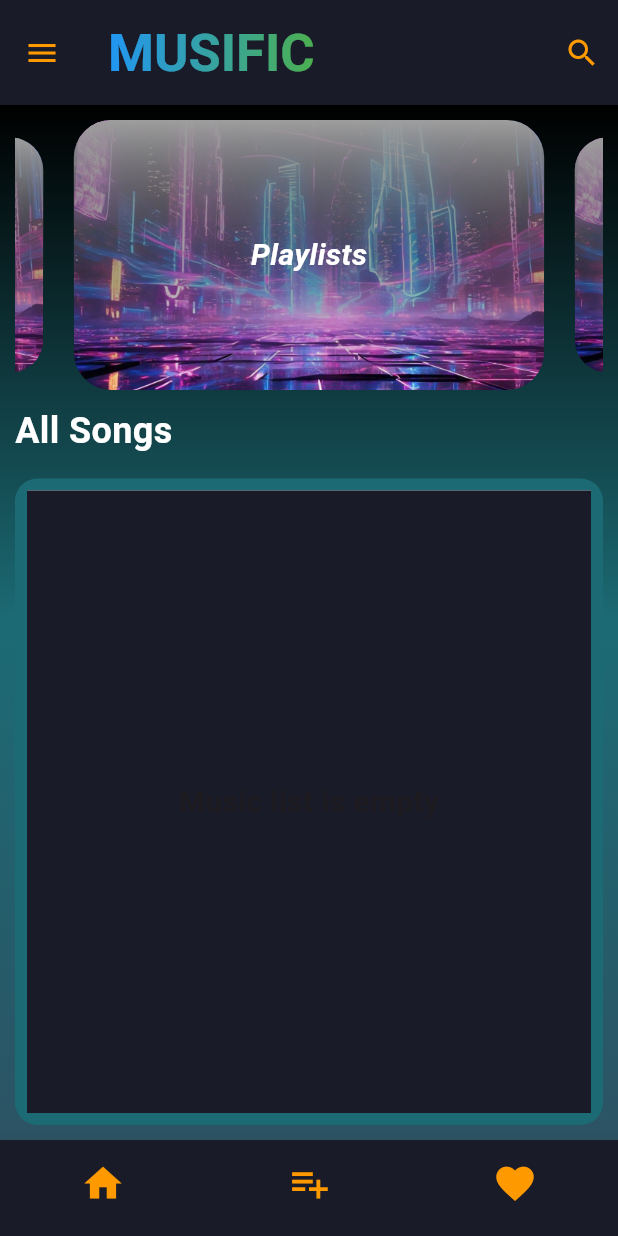
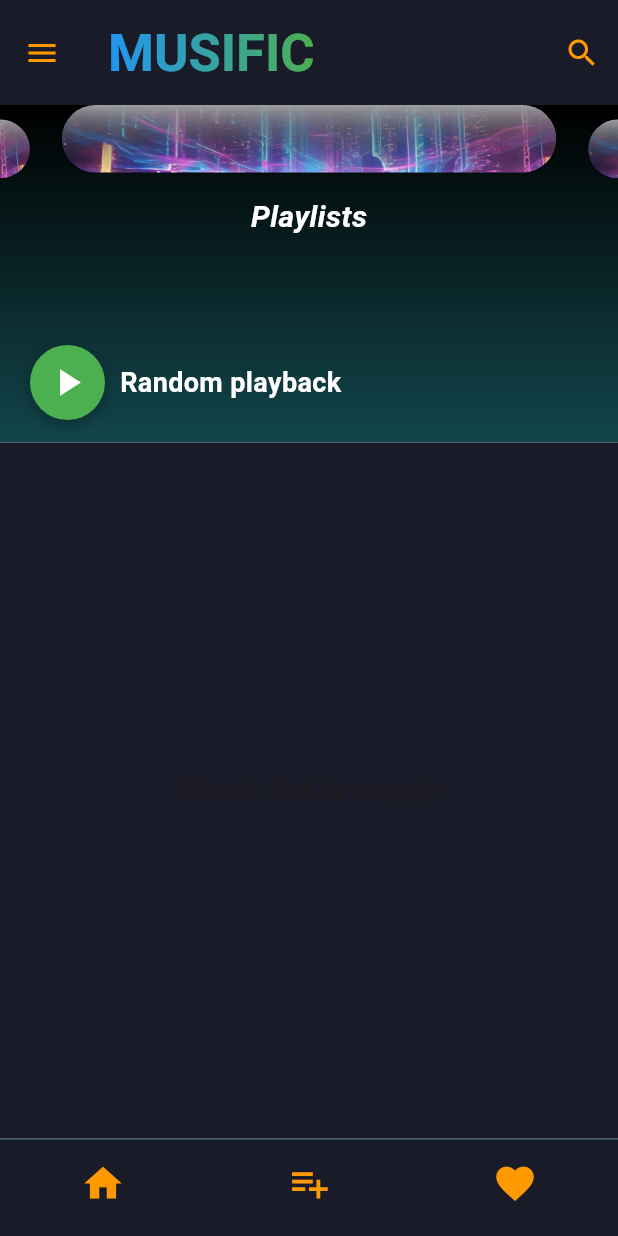
Before and after one commit to Albin2207/Music-application-first-project-, a Flutter app: the screen it shows after launch, on a phone screen of 412 x 824 dp. Run offline on Flutter 3.47's test engine with Material 3 defaults, Android fonts, the phone set to English and light mode, and no system bars; drawn by our look-alikes of carousel_slider; our stand-ins replace hive, hive_flutter, just_audio, just_audio_background, on_audio_query, popover; missing offline and left inert: equalizer_flutter_custom; accounts and stored records are empty.

Commit message:
homescreen adjustment

```diff
--- a/lib/screens/home_screen.dart
+++ b/lib/screens/home_screen.dart
@@ -1,14 +1,25 @@
+import 'dart:math';
+
 import 'package:flutter/material.dart';
 import 'package:muscify_app/Songs/all_songs.dart';
+import 'package:muscify_app/database/music_db.dart';
 import 'package:muscify_app/screens/privacy_policy.dart';
 import 'package:muscify_app/screens/search_screen.dart';
 import 'package:muscify_app/screens/termsand_conditions.dart';
 import 'package:muscify_app/widgets/all_colors.dart';
 import 'package:muscify_app/widgets/bottom_navigationbar.dart';
 import 'package:muscify_app/widgets/display_slider.dart';
+import 'package:muscify_app/screens/nowplaying_screen.dart'; // Ensure this is the correct import
 
 class HomeScreen extends StatelessWidget {
   const HomeScreen({Key? key}) : super(key: key);
+
+  // Method to get a random song
+  Music? getRandomMusic(List<Music> musicList) {
+    if (musicList.isEmpty) return null;
+    final randomIndex = Random().nextInt(musicList.length);
+    return musicList[randomIndex];
+  }
 
   @override
   Widget build(BuildContext context) {
@@ -19,11 +30,9 @@ class HomeScreen extends StatelessWidget {
             return const LinearGradient(
               begin: Alignment.centerLeft,
               end: Alignment.centerRight,
-              colors:
-              [
-
+              colors: [
                 Colors.blue,
-               Colors.green
+                Colors.green,
               ],
             ).createShader(bounds);
           },
@@ -63,7 +72,7 @@ class HomeScreen extends StatelessWidget {
               child: Icon(Icons.audiotrack,
                 color: Color.fromARGB(255, 227, 182, 19),
                 size: 80,
-             )
+              ),
             ),
             ListTile(
               title: const Text('Privacy Policy'),
@@ -85,57 +94,98 @@ class HomeScreen extends StatelessWidget {
                   builder: (context) {
                     return const AlertDialog(
                       backgroundColor: Color.fromARGB(255, 28, 107, 116),
-                 title: Text('About Musific',style: TextStyle(color:Colors.white),),
+                      title: Text('About Musific', style: TextStyle(color:Colors.white),),
                       content: Text(
                         'Musific is a Music platform where you can listen to your favorite music from your phone with easy access and segregating them by categories and more features on the way!',
-          style: TextStyle(color: Colors.white),),
+                        style: TextStyle(color: Colors.white),
+                      ),
                     );
                   },
                 );
               },
             ),
-    ]
-   )
+          ],
         ),
-      body: Container(
+      ),
+      body: Stack(
+        children: [
+          Container(
             decoration: const BoxDecoration(
               gradient: LinearGradient(
                 begin: Alignment.topCenter,
                 end: Alignment.bottomCenter,
-            colors:
-            [
+                colors: [
                   Color.fromARGB(255, 0, 0, 0),
                   Color.fromARGB(255, 28, 107, 116),
-             Color(0xFF2C5364)
+                  Color(0xFF2C5364),
                 ],
               ),
             ),
             child: Padding(
-          padding: const EdgeInsets.all(10),
+              padding: const EdgeInsets.only(bottom: 1), // Adjust bottom padding to cover the bottom navigation bar
               child: Column(
                 crossAxisAlignment: CrossAxisAlignment.stretch,
                 children: [
                   const SongSlider(),
                   const SizedBox(height: 10),
-              const Text(
-                'All Songs',
-                style: TextStyle(
-                  fontSize: 24,
-                  fontWeight: FontWeight.bold,
-                  color: Colors.white, // Text color adjusted to contrast with the gradient background
+                  // Play Random Song Button
+                  Padding(
+                    padding: const EdgeInsets.symmetric(horizontal: 20),
+                    child: Row(
+                      children: [
+                        GestureDetector(
+                          onTap: () {
+                            Music? randomMusic = getRandomMusic(songsNotifier.value);
+                            if (randomMusic != null) {
+                              Navigator.push(
+                                context,
+                                MaterialPageRoute(
+                                  builder: (context) => PlayScreen(
+                                    musicObj: randomMusic,
+                                    currentIndex: 0,
                                   ),
                                 ),
-              const SizedBox(height:15),
+                              );
+                            }
+                          },
+                          child: Container(
+                            padding: const EdgeInsets.all(10),
+                            decoration: BoxDecoration(
+                              color: Colors.green,
+                              shape: BoxShape.circle,
+                              boxShadow: [
+                                BoxShadow(
+                                  color: Colors.black.withOpacity(0.2),
+                                  spreadRadius: 2,
+                                  blurRadius: 5,
+                                  offset: const Offset(0, 3),
+                                ),
+                              ],
+                            ),
+                            child: const Icon(Icons.play_arrow, color: Colors.white, size: 30),
+                          ),
+                        ),
+                        const SizedBox(width: 10),
+                        const Text(
+                          'Random playback',
+                          style: TextStyle(
+                            color: Colors.white,
+                            fontSize: 18,
+                            fontWeight: FontWeight.bold,
+                          ),
+                        ),
+                      ],
+                    ),
+                  ),
+                  const SizedBox(height: 15),
                   Expanded(
                     child: Container(
                       decoration: BoxDecoration(
-                    color: const  Color.fromARGB(255, 28, 107, 116),
-                    borderRadius: BorderRadius.circular(15),
-
-
+                        color: const Color.fromARGB(255, 28, 107, 116),
+                        borderRadius: BorderRadius.circular(30),
                       ),
                       child: Padding(
-                    padding: const EdgeInsets.all(8),
+                        padding: const EdgeInsets.all(0),
                         child: Songs(
                           searchController: TextEditingController(),
                           searchMusic: [],
@@ -147,6 +197,8 @@ class HomeScreen extends StatelessWidget {
               ),
             ),
           ),
+        ],
+      ),
     );
   }
 }
--- a/lib/widgets/display_slider.dart
+++ b/lib/widgets/display_slider.dart
@@ -46,15 +46,15 @@ class SongSlider extends StatelessWidget {
     return CarouselSlider(
       items: sliderItems,
       options: CarouselOptions(
-        height: 180,
+        height: 150,
         aspectRatio: 16 / 9,
         viewportFraction: 0.8,
         initialPage: 0,
         enableInfiniteScroll: true,
         reverse: false,
         autoPlay: true,
-        autoPlayInterval: Duration(seconds: 3),
-        autoPlayAnimationDuration: Duration(milliseconds: 800),
+        autoPlayInterval: const Duration(seconds: 3),
+        autoPlayAnimationDuration: const Duration(milliseconds: 800),
         autoPlayCurve: Curves.fastOutSlowIn,
         enlargeCenterPage: true,
         enlargeFactor: 0.3,
@@ -70,7 +70,7 @@ class SongSlider extends StatelessWidget {
       child: Stack(
         children: [
           Container(
-            height: 250,
+            height: 45,
             decoration: BoxDecoration(
               borderRadius: BorderRadius.circular(25),
               image: DecorationImage(
@@ -81,7 +81,7 @@ class SongSlider extends StatelessWidget {
             ),
           ),
           Container(
-            height: 250,
+            height: 45,
             decoration: BoxDecoration(
               borderRadius: BorderRadius.circular(25),
               gradient: LinearGradient(
```
Lines whose indentation alone changed are shown as unchanged.
